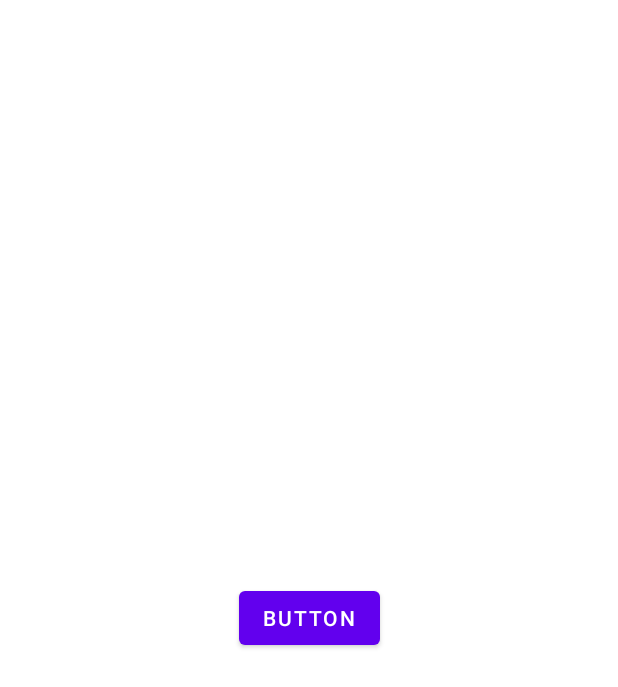
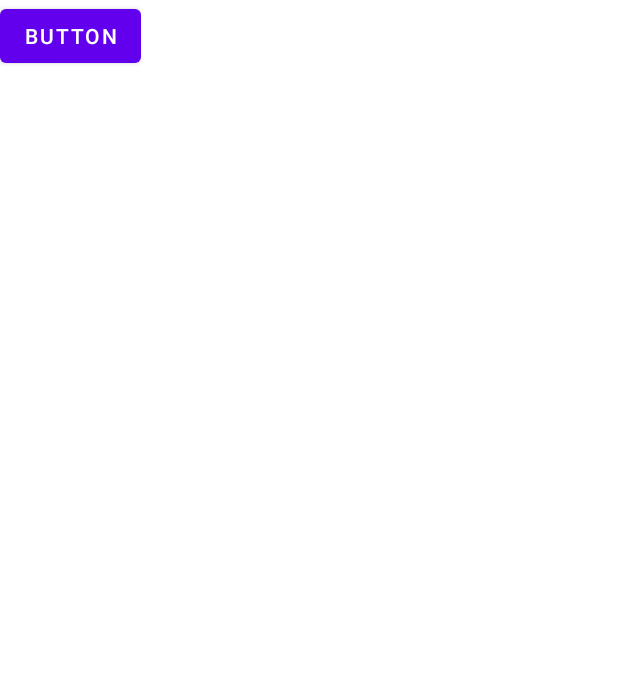
Before and after one commit to NeoMindStd/KaneSoundBoard, an Android app: the layout recycler_item_main.xml on its own in the app's theme, with its tools: preview values and no code run, on a phone screen of 412 x 824 dp. Shown: the top 687 px of the screen. Run offline under Robolectric (Android 15) with nearby library versions, the phone set to English and light mode, and no system bars.

Commit message:
Update recycler item style

```diff
--- a/app/src/main/res/layout/recycler_item_main.xml
+++ b/app/src/main/res/layout/recycler_item_main.xml
@@ -4,13 +4,15 @@
     xmlns:tools="http://schemas.android.com/tools">
 
     <androidx.constraintlayout.widget.ConstraintLayout
-        android:layout_width="match_parent"
-        android:layout_height="match_parent" >
+        android:layout_width="wrap_content"
+        android:layout_height="wrap_content" >
 
         <Button
             android:id="@+id/main_recycler_play_button"
             android:layout_width="wrap_content"
             android:layout_height="wrap_content"
+            android:singleLine="true"
+            android:ellipsize="end"
             app:layout_constraintTop_toTopOf="parent"
             app:layout_constraintBottom_toBottomOf="parent"
             app:layout_constraintStart_toStartOf="parent"
```
